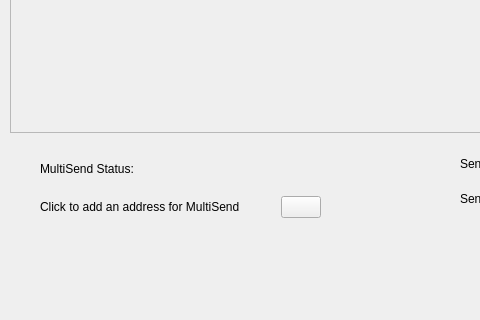
Before: the Qt Designer form src/qt/forms/multisenddialog.ui in SHTDJ/Bulwark, drawn with Qt 5; both pictures show x 0 to 480 and y 218 to 538 of the 777 by 538 pixel window.
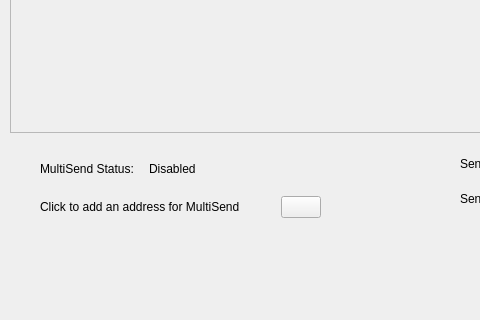
After: the same form once the commit is applied. Icons and pictures are not drawn.

Commit message: Added status label to ui

Diff of the .ui file:
```diff
--- a/src/qt/forms/multisenddialog.ui
+++ b/src/qt/forms/multisenddialog.ui
@@ -132,6 +132,9 @@
     </property>
     <item>
      <layout class="QHBoxLayout" name="horizontalLayout_2">
+      <property name="spacing">
+       <number>15</number>
+      </property>
       <property name="leftMargin">
        <number>10</number>
       </property>
@@ -145,12 +148,31 @@
        <number>5</number>
       </property>
       <item>
-       <widget class="QLabel" name="multiSendLabel">
+       <widget class="QLabel" name="multiSend">
+        <property name="sizePolicy">
+         <sizepolicy hsizetype="Preferred" vsizetype="Preferred">
+          <horstretch>0</horstretch>
+          <verstretch>0</verstretch>
+         </sizepolicy>
+        </property>
         <property name="text">
          <string>MultiSend Status:</string>
         </property>
        </widget>
       </item>
+      <item>
+       <widget class="QLabel" name="multiSendStatusLabel">
+        <property name="sizePolicy">
+         <sizepolicy hsizetype="Expanding" vsizetype="Preferred">
+          <horstretch>0</horstretch>
+          <verstretch>0</verstretch>
+         </sizepolicy>
+        </property>
+        <property name="text">
+         <string>Disabled</string>
+        </property>
+       </widget>
+      </item>
      </layout>
     </item>
     <item>
```
The commit also changes 1 other file.
